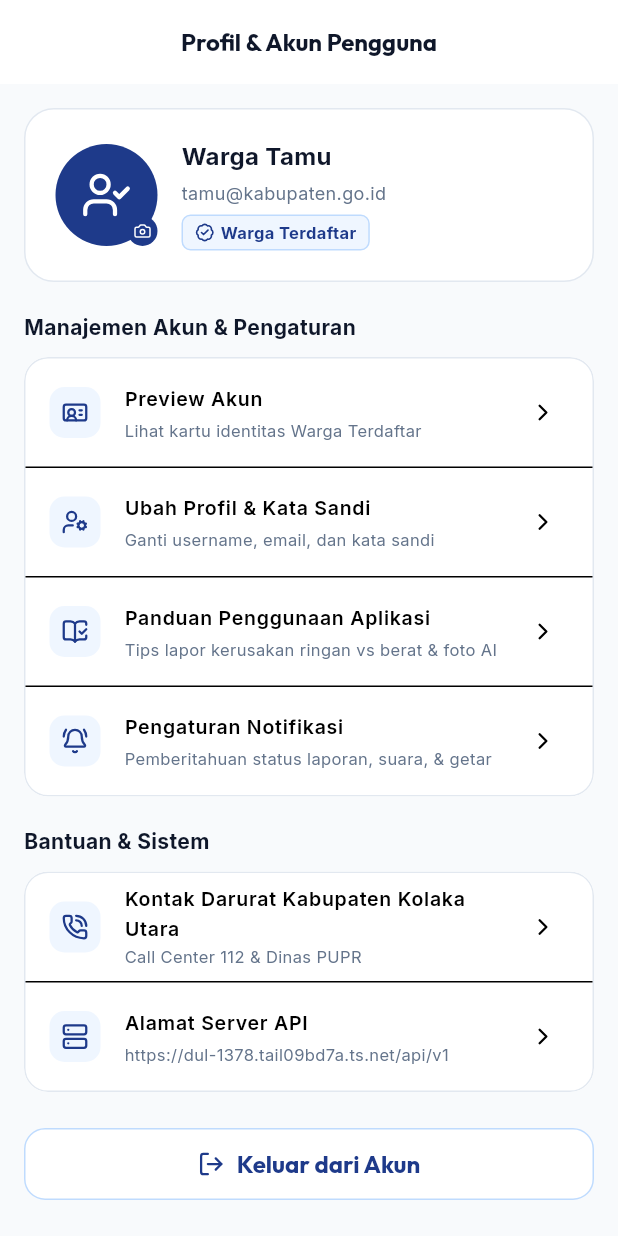
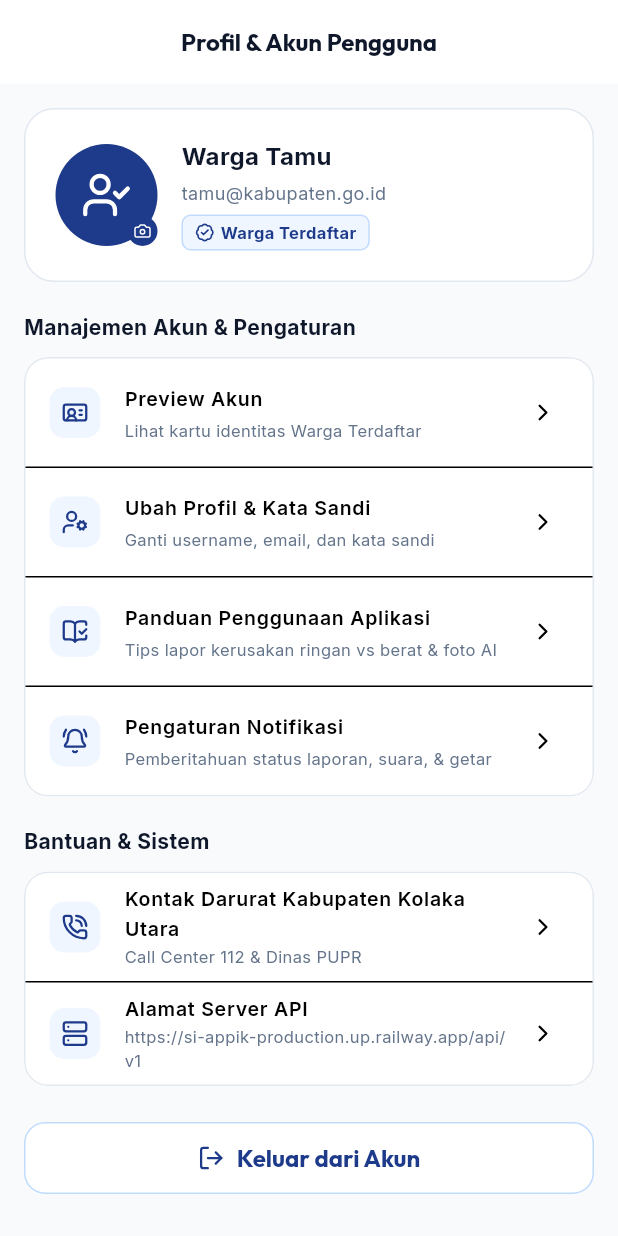
Before and after one commit to Dul13-gokil/SI-APPIK-gabungan, a Flutter app: the ProfileScreen screen opened directly, on a phone screen of 412 x 824 dp. Run offline on Flutter 3.47's test engine with Material 3 defaults, Android fonts, the phone set to English and light mode, and no system bars; our stand-ins replace dio, flutter_map, flutter_secure_storage, geolocator, google_fonts, google_sign_in and 4 more; accounts and stored records are empty; network calls fail.

Commit message:
fix(railway): include complaint & resolution photos in storage and point mobile API to railway production

```diff
--- a/mobile/lib/core/config/app_config.dart
+++ b/mobile/lib/core/config/app_config.dart
@@ -4,9 +4,9 @@ class AppConfig {
   static const String appName = 'Aduan Jalan';
   static const String appVersion = '1.0.0';
 
-  // Base URL server Laravel (Tailscale Funnel Permanen)
-  static String defaultBaseUrl = 'https://dul-1378.tail09bd7a.ts.net';
-  static String activeOrigin = 'https://dul-1378.tail09bd7a.ts.net';
+  // Base URL server Laravel Cloud (Railway Production 24 Jam)
+  static String defaultBaseUrl = 'https://si-appik-production.up.railway.app';
+  static String activeOrigin = 'https://si-appik-production.up.railway.app';
   static String get baseUrl => normalizeUrl(defaultBaseUrl);
 
   static const int connectTimeout = 15000;
@@ -46,6 +46,9 @@ class AppConfig {
       fixed = fixed.replaceFirst('http://localhost:8000', origin);
       fixed = fixed.replaceFirst('http://127.0.0.1:8000', origin);
     }
+    if (fixed.startsWith('http://si-appik-production.up.railway.app')) {
+      fixed = fixed.replaceFirst('http://si-appik-production.up.railway.app', 'https://si-appik-production.up.railway.app');
+    }
     if (!fixed.startsWith('http://') && !fixed.startsWith('https://')) {
       if (fixed.startsWith('/')) {
         fixed = '$origin$fixed';
@@ -60,7 +63,7 @@ class AppConfig {
     final prefs = await SharedPreferences.getInstance();
     var custom = prefs.getString(_keyCustomBaseUrl);
     // Bersihkan cache lama jika masih tersimpan IP lama atau URL sementara
-    if (custom != null && !custom.contains('tail09bd7a.ts.net')) {
+    if (custom != null && !custom.contains('si-appik-production.up.railway.app')) {
       await prefs.remove(_keyCustomBaseUrl);
       custom = null;
     }
```
Also changed, not shown: 14 other files.
